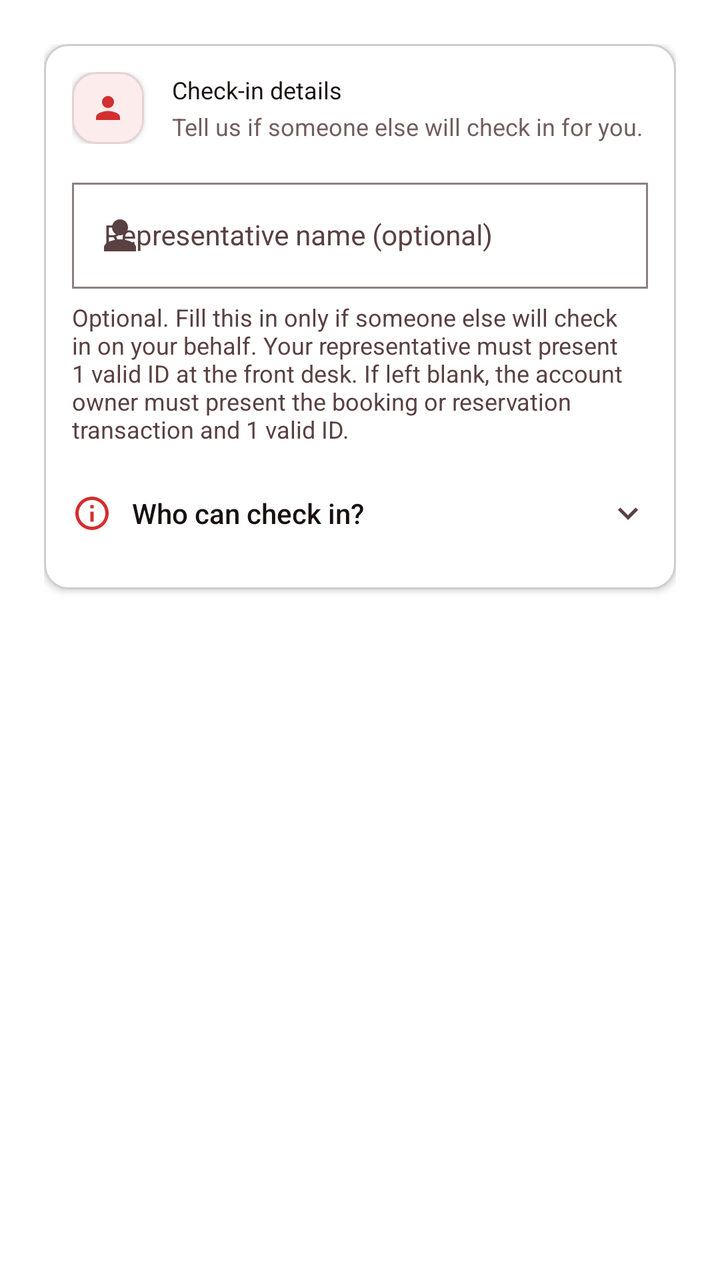
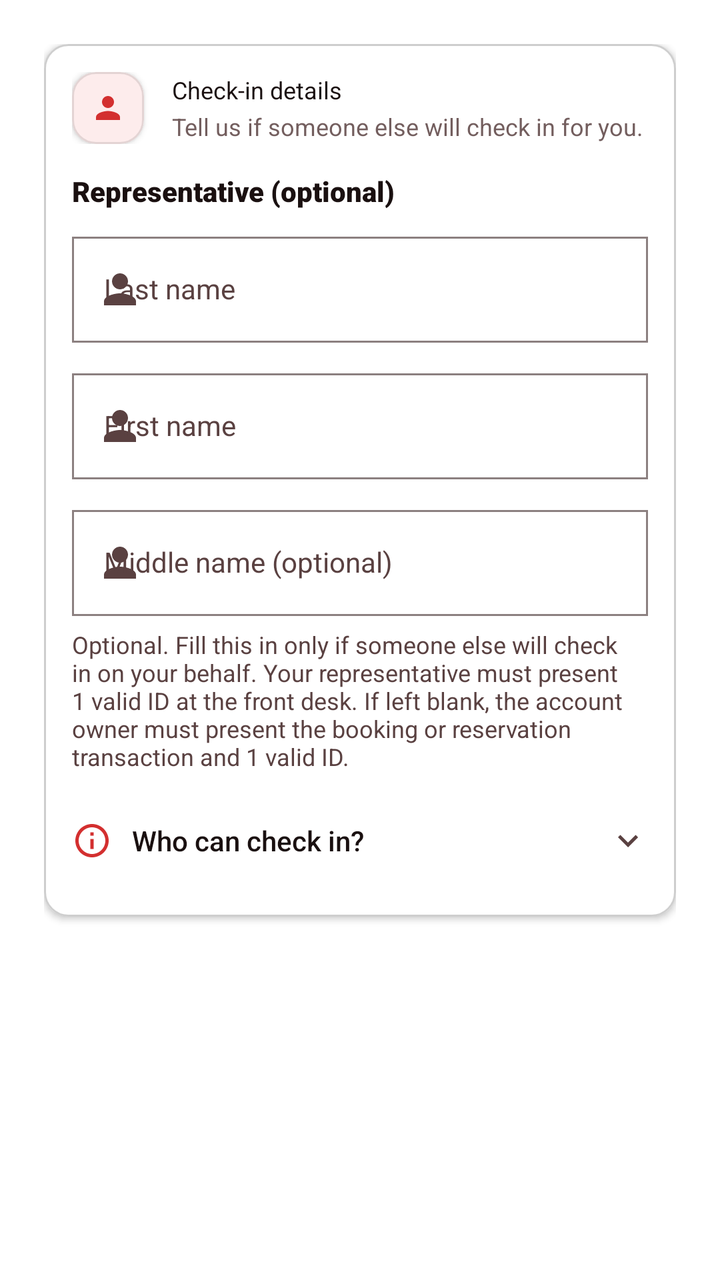

Before-and-after screenshots of an Android layout around one commit, followed by the original layout XML and the change that was made.
<!-- AndroidManifest.xml: application theme Theme.VelocitySuites -->
<!-- res/layout/fragment_step4_guest_id.xml -->
<?xml version="1.0" encoding="utf-8"?>
<androidx.core.widget.NestedScrollView xmlns:android="http://schemas.android.com/apk/res/android"
    xmlns:app="http://schemas.android.com/apk/res-auto"
    android:layout_width="match_parent"
    android:layout_height="match_parent"
    android:fillViewport="true"
    android:clipToPadding="false">

    <LinearLayout
        android:layout_width="match_parent"
        android:layout_height="wrap_content"
        android:orientation="vertical"
        android:padding="22dp">

        <com.google.android.material.card.MaterialCardView
            style="@style/Widget.Velocity.Card.Flat"
            android:layout_width="match_parent"
            android:layout_height="wrap_content"
            android:clickable="false"
            android:focusable="false">

            <LinearLayout
                android:layout_width="match_parent"
                android:layout_height="wrap_content"
                android:background="@drawable/bg_flat_box"
                android:orientation="vertical"
                android:padding="14dp">

                <LinearLayout
                    android:layout_width="match_parent"
                    android:layout_height="wrap_content"
                    android:layout_marginBottom="14dp"
                    android:gravity="center_vertical"
                    android:orientation="horizontal">

                    <com.google.android.material.card.MaterialCardView
                        android:layout_width="36dp"
                        android:layout_height="36dp"
                        app:cardBackgroundColor="@color/velocity_red_soft">
                        <ImageView
                            android:layout_width="18dp"
                            android:layout_height="18dp"
                            android:layout_gravity="center"
                            android:importantForAccessibility="no"
                            android:src="@drawable/ic_person"
                            app:tint="@color/velocity_red_primary" />
                    </com.google.android.material.card.MaterialCardView>

                    <LinearLayout
                        android:layout_width="0dp"
                        android:layout_height="wrap_content"
                        android:layout_marginStart="14dp"
                        android:layout_weight="1"
                        android:orientation="vertical">

                        <TextView
                            style="@style/TextAppearance.Velocity.Label.Section"
                            android:layout_width="wrap_content"
                            android:layout_height="wrap_content"
                            android:text="@string/who_is_staying_label"
                            android:textColor="@color/velocity_text_primary"
                            android:textSize="12sp" />

                        <TextView
                            style="@style/TextAppearance.Velocity.Body"
                            android:layout_width="match_parent"
                            android:layout_height="wrap_content"
                            android:layout_marginTop="2dp"
                            android:text="@string/who_is_staying_hint"
                            android:textColor="@color/velocity_text_secondary"
                            android:textSize="12sp" />
                    </LinearLayout>
                </LinearLayout>

                <com.google.android.material.textfield.TextInputLayout
                    android:id="@+id/tilRepresentativeName"
                    style="@style/Widget.Velocity.TextInputLayout.Filter.Date"
                    android:layout_width="match_parent"
                    android:layout_height="wrap_content"
                    android:hint="@string/representative_name_label"
                    app:counterEnabled="false"
                    app:startIconDrawable="@drawable/ic_person">

                    <com.google.android.material.textfield.TextInputEditText
                        android:id="@+id/etRepresentativeName"
                        android:layout_width="match_parent"
                        android:layout_height="wrap_content"
                        android:imeOptions="actionDone"
                        android:inputType="textPersonName|textCapWords"
                        android:maxLength="60"
                        android:singleLine="true"
                        android:textColor="@color/velocity_text_primary"
                        android:textSize="14sp" />
                </com.google.android.material.textfield.TextInputLayout>

                
                <TextView
                    android:id="@+id/tvRepresentativeHelper"
                    android:layout_width="match_parent"
                    android:layout_height="wrap_content"
                    android:layout_marginTop="6dp"
                    android:text="@string/representative_name_helper"
                    android:textColor="@color/velocity_text_secondary"
                    android:textSize="12sp" />

                <LinearLayout
                    android:id="@+id/rowRepresentativeWho"
                    android:layout_width="match_parent"
                    android:layout_height="wrap_content"
                    android:layout_marginTop="10dp"
                    android:background="?attr/selectableItemBackground"
                    android:clickable="true"
                    android:focusable="true"
                    android:gravity="center_vertical"
                    android:minHeight="48dp"
                    android:orientation="horizontal">

                    <ImageView
                        android:layout_width="20dp"
                        android:layout_height="20dp"
                        android:importantForAccessibility="no"
                        android:src="@drawable/ic_info"
                        app:tint="@color/velocity_red_primary" />

                    <TextView
                        android:layout_width="0dp"
                        android:layout_height="wrap_content"
                        android:layout_marginStart="10dp"
                        android:layout_weight="1"
                        android:fontFamily="sans-serif-medium"
                        android:text="@string/representative_who_title"
                        android:textColor="@color/velocity_text_primary"
                        android:textSize="14sp" />

                    <ImageView
                        android:id="@+id/ivRepresentativeWhoChevron"
                        android:layout_width="20dp"
                        android:layout_height="20dp"
                        android:importantForAccessibility="no"
                        android:src="@drawable/ic_expand_more"
                        app:tint="@color/velocity_text_secondary" />
                </LinearLayout>

                <TextView
                    android:id="@+id/tvRepresentativeWhoBody"
                    android:layout_width="match_parent"
                    android:layout_height="wrap_content"
                    android:paddingBottom="4dp"
                    android:text="@string/representative_who_body"
                    android:textColor="@color/velocity_text_secondary"
                    android:textSize="13sp"
                    android:visibility="gone" />

            </LinearLayout>
        </com.google.android.material.card.MaterialCardView>

    </LinearLayout>
</androidx.core.widget.NestedScrollView>
<!-- resources referenced by this layout -->
<resources>
  <color name="velocity_red_primary">#D32F2F</color>
  <color name="velocity_red_soft">#FDECEC</color>
  <color name="velocity_text_primary">#1A1010</color>
  <color name="velocity_text_secondary">#5A4141</color>
  <string name="representative_name_helper">Optional. Fill this in only if someone else will check in on your behalf. Your representative must present 1 valid ID at the front desk. If left blank, the account owner must present the booking or reservation transaction and 1 valid ID.</string>
  <string name="representative_name_label">Representative name (optional)</string>
  <string name="representative_who_body">You may skip this field if you, the account owner, will personally handle the transaction at the hotel. Fill it in only if another person will represent your booking or reservation at the hotel. Your representative must present one (1) valid ID at the front desk. If you leave this blank, you (the account owner) must personally present the booking or reservation at the hotel, together with one (1) valid ID.</string>
  <string name="representative_who_title">Who can check in?</string>
  <string name="who_is_staying_hint">Tell us if someone else will check in for you.</string>
  <string name="who_is_staying_label">Check-in details</string>
  <color name="velocity_surface_elevated">#FFFFFF</color>
  <color name="velocity_divider_hairline">#1A000000</color>
  <dimen name="card_corner_radius">12dp</dimen>
  <color name="black">#FF000000</color>
  <dimen name="card_elevation">2dp</dimen>
  <color name="velocity_red_dark">#7F1212</color>
  <color name="white">#FFFFFFFF</color>
  <color name="velocity_red_rose">#EF5350</color>
  <color name="velocity_red_deep">#5A0A0A</color>
  <style name="TextAppearance.Velocity.Base.Headline1" parent="TextAppearance.MaterialComponents.Headline1">
          <item name="android:letterSpacing">0</item>
      </style>
  <style name="TextAppearance.Velocity.Base.Headline2" parent="TextAppearance.MaterialComponents.Headline2">
          <item name="android:letterSpacing">0</item>
      </style>
  <style name="TextAppearance.Velocity.Base.Headline3" parent="TextAppearance.MaterialComponents.Headline3">
          <item name="android:letterSpacing">0</item>
      </style>
  <style name="TextAppearance.Velocity.Base.Headline4" parent="TextAppearance.MaterialComponents.Headline4">
          <item name="android:letterSpacing">0</item>
      </style>
  <style name="TextAppearance.Velocity.Base.Headline5" parent="TextAppearance.MaterialComponents.Headline5">
          <item name="android:letterSpacing">0</item>
      </style>
  <style name="TextAppearance.Velocity.Base.Headline6" parent="TextAppearance.MaterialComponents.Headline6">
          <item name="android:letterSpacing">0</item>
      </style>
  <style name="TextAppearance.Velocity.Base.Subtitle1" parent="TextAppearance.MaterialComponents.Subtitle1">
          <item name="android:letterSpacing">0</item>
      </style>
  <style name="TextAppearance.Velocity.Base.Subtitle2" parent="TextAppearance.MaterialComponents.Subtitle2">
          <item name="android:letterSpacing">0</item>
      </style>
  <style name="TextAppearance.Velocity.Base.Body1" parent="TextAppearance.MaterialComponents.Body1">
          <item name="android:letterSpacing">0</item>
      </style>
  <style name="TextAppearance.Velocity.Base.Body2" parent="TextAppearance.MaterialComponents.Body2">
          <item name="android:letterSpacing">0</item>
      </style>
  <style name="TextAppearance.Velocity.Base.Caption" parent="TextAppearance.MaterialComponents.Caption">
          <item name="android:letterSpacing">0</item>
      </style>
  <style name="ShapeAppearance.Velocity.Square" parent="">
          <item name="cornerFamily">rounded</item>
          <item name="cornerSize">0dp</item>
      </style>
  <!-- unchanged entries left out for length: 24 -->
</resources>

<!-- the commit's change to res/layout/fragment_step4_guest_id.xml (unified diff, before → after) -->
@@ -72,26 +72,21 @@
                     </LinearLayout>
                 </LinearLayout>
 
-                <com.google.android.material.textfield.TextInputLayout
-                    android:id="@+id/tilRepresentativeName"
-                    style="@style/Widget.Velocity.TextInputLayout.Filter.Date"
-                    android:layout_width="match_parent"
-                    android:layout_height="wrap_content"
-                    android:hint="@string/representative_name_label"
-                    app:counterEnabled="false"
-                    app:startIconDrawable="@drawable/ic_person">
-
-                    <com.google.android.material.textfield.TextInputEditText
-                        android:id="@+id/etRepresentativeName"
-                        android:layout_width="match_parent"
-                        android:layout_height="wrap_content"
-                        android:imeOptions="actionDone"
-                        android:inputType="textPersonName|textCapWords"
-                        android:maxLength="60"
-                        android:singleLine="true"
-                        android:textColor="@color/velocity_text_primary"
-                        android:textSize="14sp" />
-                </com.google.android.material.textfield.TextInputLayout>
+                <TextView
+                    android:id="@+id/tvRepresentativeTitle"
+                    android:layout_width="match_parent"
+                    android:layout_height="wrap_content"
+                    android:layout_marginBottom="8dp"
+                    android:fontFamily="sans-serif-black"
+                    android:text="@string/rep_group_title"
+                    android:textColor="@color/velocity_text_primary"
+                    android:textSize="14sp" />
+
+                <include
+                    android:id="@+id/repFields"
+                    layout="@layout/view_representative_fields"
+                    android:layout_width="match_parent"
+                    android:layout_height="wrap_content" />
 
                 
                 <TextView
@@ -156,3 +151,73 @@
 
     </LinearLayout>
 </androidx.core.widget.NestedScrollView>
+<!-- res/layout/view_representative_fields.xml (included above) -->
+<?xml version="1.0" encoding="utf-8"?>
+<LinearLayout xmlns:android="http://schemas.android.com/apk/res/android"
+    xmlns:app="http://schemas.android.com/apk/res-auto"
+    android:layout_width="match_parent"
+    android:layout_height="wrap_content"
+    android:orientation="vertical">
+
+    <com.google.android.material.textfield.TextInputLayout
+        android:id="@+id/tilRepLast"
+        style="@style/Widget.Velocity.TextInputLayout.Filter.Date"
+        android:layout_width="match_parent"
+        android:layout_height="wrap_content"
+        android:layout_marginBottom="10dp"
+        android:hint="@string/rep_last_name_label"
+        app:startIconDrawable="@drawable/ic_person">
+
+        <com.google.android.material.textfield.TextInputEditText
+            android:id="@+id/etRepLast"
+            android:layout_width="match_parent"
+            android:layout_height="wrap_content"
+            android:imeOptions="actionNext"
+            android:inputType="textPersonName|textCapWords"
+            android:maxLength="40"
+            android:singleLine="true"
+            android:textColor="@color/velocity_text_primary"
+            android:textSize="14sp" />
+    </com.google.android.material.textfield.TextInputLayout>
+
+    <com.google.android.material.textfield.TextInputLayout
+        android:id="@+id/tilRepFirst"
+        style="@style/Widget.Velocity.TextInputLayout.Filter.Date"
+        android:layout_width="match_parent"
+        android:layout_height="wrap_content"
+        android:layout_marginBottom="10dp"
+        android:hint="@string/rep_first_name_label"
+        app:startIconDrawable="@drawable/ic_person">
+
+        <com.google.android.material.textfield.TextInputEditText
+            android:id="@+id/etRepFirst"
+            android:layout_width="match_parent"
+            android:layout_height="wrap_content"
+            android:imeOptions="actionNext"
+            android:inputType="textPersonName|textCapWords"
+            android:maxLength="40"
+            android:singleLine="true"
+            android:textColor="@color/velocity_text_primary"
+            android:textSize="14sp" />
+    </com.google.android.material.textfield.TextInputLayout>
+
+    <com.google.android.material.textfield.TextInputLayout
+        android:id="@+id/tilRepMiddle"
+        style="@style/Widget.Velocity.TextInputLayout.Filter.Date"
+        android:layout_width="match_parent"
+        android:layout_height="wrap_content"
+        android:hint="@string/rep_middle_name_label"
+        app:startIconDrawable="@drawable/ic_person">
+
+        <com.google.android.material.textfield.TextInputEditText
+            android:id="@+id/etRepMiddle"
+            android:layout_width="match_parent"
+            android:layout_height="wrap_content"
+            android:imeOptions="actionDone"
+            android:inputType="textPersonName|textCapWords"
+            android:maxLength="40"
+            android:singleLine="true"
+            android:textColor="@color/velocity_text_primary"
+            android:textSize="14sp" />
+    </com.google.android.material.textfield.TextInputLayout>
+</LinearLayout>
<!-- resource entries referenced after the edit -->
@@ -4,8 +4,11 @@
   <color name="velocity_red_soft">#FDECEC</color>
   <color name="velocity_text_primary">#1A1010</color>
   <color name="velocity_text_secondary">#5A4141</color>
+  <string name="rep_first_name_label">First name</string>
+  <string name="rep_group_title">Representative (optional)</string>
+  <string name="rep_last_name_label">Last name</string>
+  <string name="rep_middle_name_label">Middle name (optional)</string>
   <string name="representative_name_helper">Optional. Fill this in only if someone else will check in on your behalf. Your representative must present 1 valid ID at the front desk. If left blank, the account owner must present the booking or reservation transaction and 1 valid ID.</string>
-  <string name="representative_name_label">Representative name (optional)</string>
   <string name="representative_who_body">You may skip this field if you, the account owner, will personally handle the transaction at the hotel. Fill it in only if another person will represent your booking or reservation at the hotel. Your representative must present one (1) valid ID at the front desk. If you leave this blank, you (the account owner) must personally present the booking or reservation at the hotel, together with one (1) valid ID.</string>
   <string name="representative_who_title">Who can check in?</string>
   <string name="who_is_staying_hint">Tell us if someone else will check in for you.</string>
